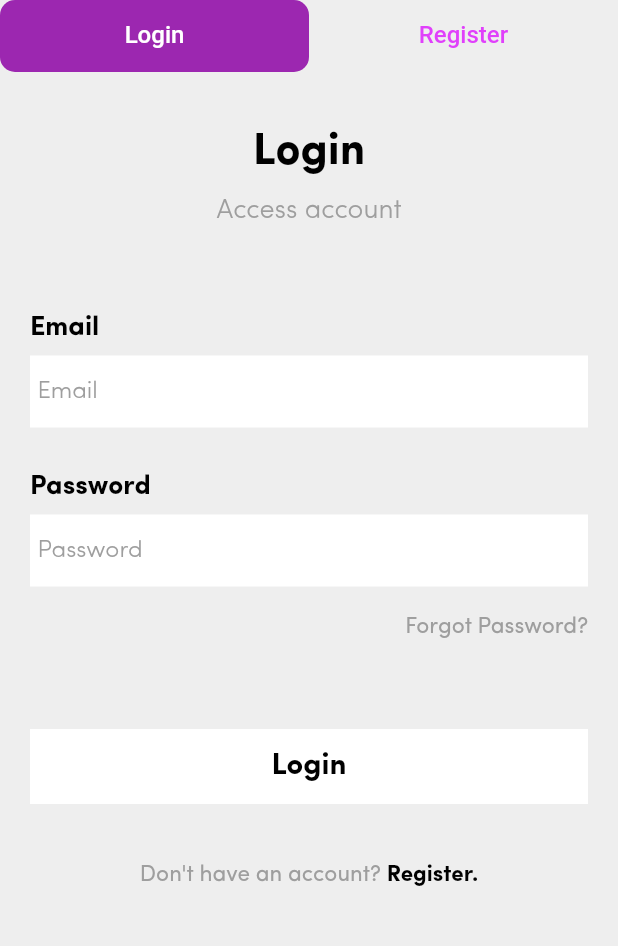
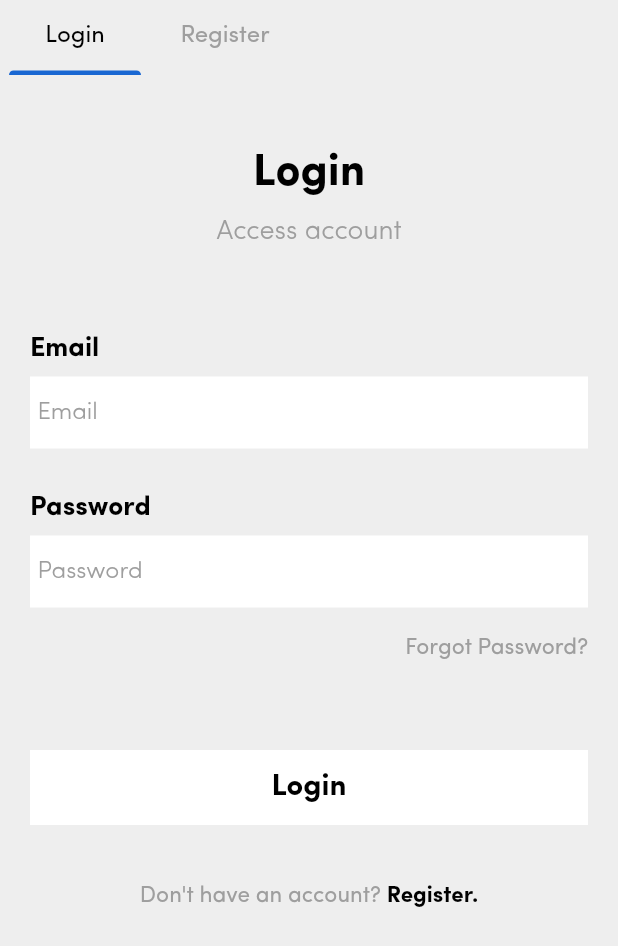
Before and after one commit to SubroutineX/Clubster, a Flutter app: the screen it shows after launch, on a phone screen of 412 x 824 dp. Shown: the top 946 px of the screen. Run offline on Flutter 3.47's test engine with Material 2 defaults, Android fonts, the light colour scheme and no system bars.

Commit message:
tab controller changed and custom indicator added

```diff
--- a/lib/main.dart
+++ b/lib/main.dart
@@ -9,8 +9,9 @@ class MyApp extends StatelessWidget {
   Widget build(BuildContext context) {
     return MaterialApp(
       title: 'workflow managment demo',
+      theme: ThemeData(fontFamily: "Sofia_Pro"),
       debugShowCheckedModeBanner: false,
-      home: TabView(),
+      home: TabPage(),
     );
   }
 }
--- /dev/null
+++ b/lib/views/custom_indicator.dart
@@ -0,0 +1,60 @@
+import 'package:flutter/widgets.dart';
+
+enum CustomIndicatorSize {
+  tiny,
+  normal,
+  full,
+}
+
+class CustomIndicator extends Decoration {
+  final double indicatorHeight;
+  final Color indicatorColor;
+  final CustomIndicatorSize indicatorSize;
+
+  const CustomIndicator(
+      {@required this.indicatorHeight,
+      @required this.indicatorColor,
+      @required this.indicatorSize});
+
+  @override
+  _CustomPainter createBoxPainter([VoidCallback onChanged]) {
+    return new _CustomPainter(this, onChanged);
+  }
+}
+
+class _CustomPainter extends BoxPainter {
+  final CustomIndicator decoration;
+
+  _CustomPainter(this.decoration, VoidCallback onChanged)
+      : assert(decoration != null),
+        super(onChanged);
+
+  @override
+  void paint(Canvas canvas, Offset offset, ImageConfiguration configuration) {
+    assert(configuration != null);
+    assert(configuration.size != null);
+
+    Rect rect;
+    if (decoration.indicatorSize == CustomIndicatorSize.full) {
+      rect = Offset(offset.dx,
+              (configuration.size.height - decoration.indicatorHeight ?? 3)) &
+          Size(configuration.size.width, decoration.indicatorHeight ?? 3);
+    } else if (decoration.indicatorSize == CustomIndicatorSize.normal) {
+      rect = Offset(offset.dx + 6,
+              (configuration.size.height - decoration.indicatorHeight ?? 3)) &
+          Size(configuration.size.width - 12, decoration.indicatorHeight ?? 3);
+    } else if (decoration.indicatorSize == CustomIndicatorSize.tiny) {
+      rect = Offset(offset.dx + configuration.size.width / 2 - 8,
+              (configuration.size.height - decoration.indicatorHeight ?? 3)) &
+          Size(16, decoration.indicatorHeight ?? 3);
+    }
+
+    final Paint paint = Paint();
+    paint.color = decoration.indicatorColor ?? Color(0xff1967d2);
+    paint.style = PaintingStyle.fill;
+    canvas.drawRRect(
+        RRect.fromRectAndCorners(rect,
+            topRight: Radius.circular(8), topLeft: Radius.circular(8)),
+        paint);
+  }
+}
--- a/lib/views/login_page.dart
+++ b/lib/views/login_page.dart
@@ -3,6 +3,10 @@ import 'package:flutter/material.dart';
 import 'package:workflow/views/styles/styles.dart';
 
 class Loginpage extends StatelessWidget {
+  TabController loginPageTabController;
+
+  Loginpage(this.loginPageTabController);
+
   @override
   Widget build(BuildContext context) {
     return Scaffold(
@@ -19,7 +23,7 @@ class Loginpage extends StatelessWidget {
                     alignment: Alignment(0.0, 0.0),
                     child: Column(
                       children: <Widget>[
-                        SizedBox(height: 30),
+                        SizedBox(height: 50),
                         Text(
                           "Login",
                           style: headingStyle,
@@ -128,7 +132,7 @@ class Loginpage extends StatelessWidget {
                             TextSpan(
                               recognizer: TapGestureRecognizer()
                                 ..onTap = () {
-                                  print("register");
+                                  loginPageTabController.animateTo(1);
                                 },
                               text: "Register.",
                               style: questionStyleBold,
--- a/lib/views/styles/styles.dart
+++ b/lib/views/styles/styles.dart
@@ -1,49 +1,54 @@
 import 'package:flutter/material.dart';
 
+final TextStyle tabLabelStyle = TextStyle(
+  fontSize: 16,
+  fontFamily: "Sofia_Pro",
+);
+
 final TextStyle headingStyle = TextStyle(
+  fontSize: 30,
   color: Colors.black,
-  fontSize: 30,
   fontFamily: "Sofia_Pro_Bold",
 );
 
 final TextStyle buttonTextStyle = TextStyle(
+  fontSize: 20,
   color: Colors.black,
-  fontSize: 20,
   fontFamily: "Sofia_Pro_Bold",
 );
 
 final TextStyle subHeadingStyle = TextStyle(
+  fontSize: 18,
   color: Colors.grey,
-  fontSize: 18,
   fontFamily: "Sofia_Pro_Light",
 );
 
 final TextStyle formFieldStyle = TextStyle(
+  fontSize: 18,
   color: Colors.black,
-  fontSize: 18,
   fontFamily: "Sofia_Pro",
 );
 
 final TextStyle questionStyle = TextStyle(
+  fontSize: 15,
   color: Colors.grey,
-  fontSize: 15,
   fontFamily: "Sofia_Pro",
 );
 
 final TextStyle questionStyleBold = TextStyle(
+  fontSize: 15,
   color: Colors.black,
-  fontSize: 15,
   fontFamily: "Sofia_Pro_Bold",
 );
 
 final TextStyle hintStyle = TextStyle(
+  fontSize: 16,
   color: Colors.grey,
-  fontSize: 16,
   fontFamily: "Sofia_Pro_Light",
 );
 
 final TextStyle labelStyle = TextStyle(
+  fontSize: 18,
   color: Colors.black,
-  fontSize: 18,
   fontFamily: "Sofia_Pro_Bold",
 );
--- a/lib/views/tab_view.dart
+++ b/lib/views/tab_view.dart
@@ -1,25 +1,46 @@
 import 'package:flutter/material.dart';
+import 'package:workflow/views/custom_indicator.dart';
 import 'package:workflow/views/login_page.dart';
+import 'package:workflow/views/styles/styles.dart';
 
-class TabView extends StatelessWidget {
+class TabPage extends StatefulWidget {
+  @override
+  _TabPageState createState() => _TabPageState();
+}
+
+class _TabPageState extends State<TabPage> with TickerProviderStateMixin {
+  TabController _tabController;
+
+  @override
+  void initState() {
+    super.initState();
+    _tabController = TabController(length: 2, vsync: this);
+  }
+
   @override
   Widget build(BuildContext context) {
     return SafeArea(
+      child: Material(
         child: Container(
-        child: DefaultTabController(
-          length: 2,
-          child: Scaffold(
-            appBar: AppBar(
-              backgroundColor: Colors.grey[200],
-              elevation: 0,
-              flexibleSpace: Container(
+          color: Colors.grey[200],
+          child: Column(
+            children: [
+              Row(
+                mainAxisAlignment: MainAxisAlignment.start,
+                children: [
+                  SizedBox(
+                    height: 50,
+                    width: 200,
                     child: TabBar(
+                      controller: _tabController,
                       labelPadding: EdgeInsets.all(0),
-                  unselectedLabelColor: Colors.purpleAccent,
-                  indicatorSize: TabBarIndicatorSize.label,
-                  indicator: BoxDecoration(
-                      borderRadius: BorderRadius.circular(10),
-                      color: Colors.purple),
+                      unselectedLabelColor: Colors.grey,
+                      labelColor: Colors.black,
+                      indicator: CustomIndicator(
+                        indicatorHeight: 3,
+                        indicatorColor: Color(0xff1967d2),
+                        indicatorSize: CustomIndicatorSize.normal,
+                      ),
                       tabs: [
                         Tab(
                           child: Container(
@@ -30,7 +51,7 @@ class TabView extends StatelessWidget {
                               alignment: Alignment.center,
                               child: Text(
                                 "Login",
-                            style: TextStyle(fontSize: 16),
+                                style: tabLabelStyle,
                               ),
                             ),
                           ),
@@ -44,19 +65,26 @@ class TabView extends StatelessWidget {
                               alignment: Alignment.center,
                               child: Text(
                                 "Register",
-                            style: TextStyle(fontSize: 16),
+                                style: tabLabelStyle,
                               ),
                             ),
                           ),
-                    )
+                        ),
                       ],
                     ),
                   ),
+                ],
               ),
-            body: TabBarView(children: [
-              Loginpage(),
+              Expanded(
+                child: TabBarView(
+                  controller: _tabController,
+                  children: [
+                    Loginpage(_tabController),
                     Container(),
-            ]),
+                  ],
+                ),
+              ),
+            ],
           ),
         ),
       ),
```
Lines whose indentation alone changed are shown as unchanged.
